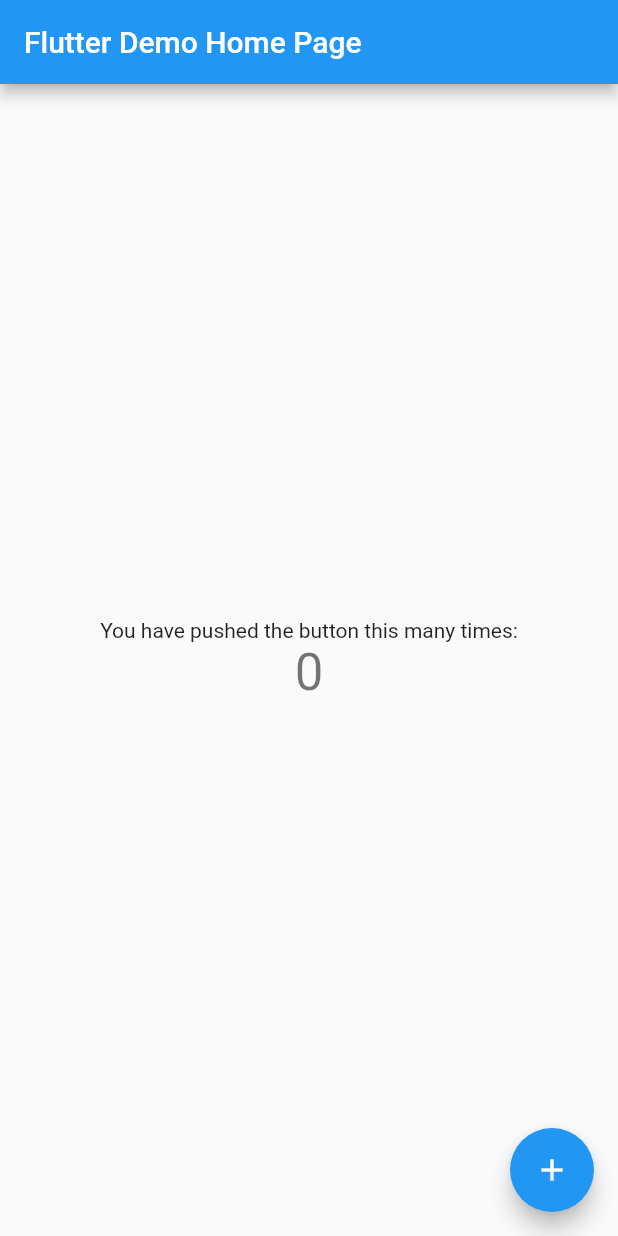
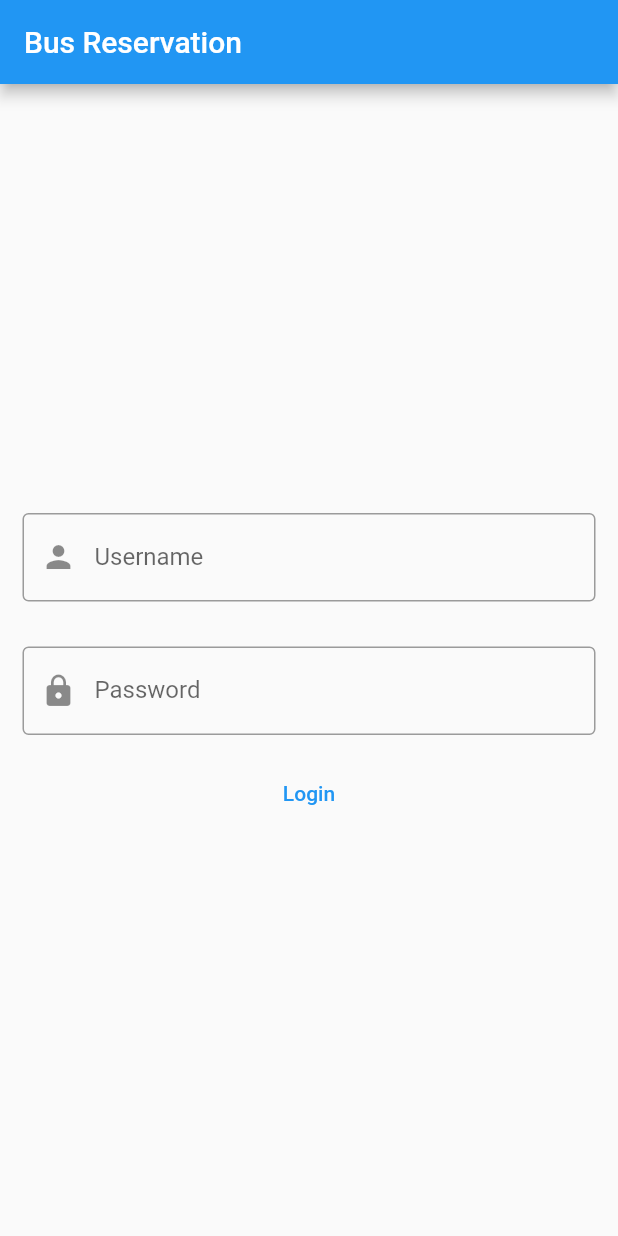
Before and after one commit to ketankp/BusReservation---Flutter, a Flutter app: the screen it shows after launch, on a phone screen of 412 x 824 dp. Run offline on Flutter 3.47's test engine with Material 2 defaults, Android fonts, the phone set to English and light mode, and no system bars.

Commit message:
Login Page created

```diff
--- /dev/null
+++ b/lib/constants/constants.dart
@@ -0,0 +1,3 @@
+class Constants {
+  static const String baseUrl = "http://192.168.0.107:8000/api/";
+}
--- a/lib/main.dart
+++ b/lib/main.dart
@@ -1,3 +1,4 @@
+import 'package:bus_reservation/screens/login_page.dart';
 import 'package:flutter/material.dart';
 
 void main() {
@@ -10,104 +11,7 @@
   Widget build(BuildContext context) {
     return MaterialApp(
       title: 'Flutter Demo',
-      theme: ThemeData(
-        // This is the theme of your application.
-        //
-        // Try running your application with "flutter run". You'll see the
-        // application has a blue toolbar. Then, without quitting the app, try
-        // changing the primarySwatch below to Colors.green and then invoke
-        // "hot reload" (press "r" in the console where you ran "flutter run",
-        // or simply save your changes to "hot reload" in a Flutter IDE).
-        // Notice that the counter didn't reset back to zero; the application
-        // is not restarted.
-        primarySwatch: Colors.blue,
-      ),
-      home: MyHomePage(title: 'Flutter Demo Home Page'),
+      home: LoginPage(),
     );
   }
 }
-
-class MyHomePage extends StatefulWidget {
-  MyHomePage({Key key, this.title}) : super(key: key);
-
-  // This widget is the home page of your application. It is stateful, meaning
-  // that it has a State object (defined below) that contains fields that affect
-  // how it looks.
-
-  // This class is the configuration for the state. It holds the values (in this
-  // case the title) provided by the parent (in this case the App widget) and
-  // used by the build method of the State. Fields in a Widget subclass are
-  // always marked "final".
-
-  final String title;
-
-  @override
-  _MyHomePageState createState() => _MyHomePageState();
-}
-
-class _MyHomePageState extends State<MyHomePage> {
-  int _counter = 0;
-
-  void _incrementCounter() {
-    setState(() {
-      // This call to setState tells the Flutter framework that something has
-      // changed in this State, which causes it to rerun the build method below
-      // so that the display can reflect the updated values. If we changed
-      // _counter without calling setState(), then the build method would not be
-      // called again, and so nothing would appear to happen.
-      _counter++;
-    });
-  }
-
-  @override
-  Widget build(BuildContext context) {
-    // This method is rerun every time setState is called, for instance as done
-    // by the _incrementCounter method above.
-    //
-    // The Flutter framework has been optimized to make rerunning build methods
-    // fast, so that you can just rebuild anything that needs updating rather
-    // than having to individually change instances of widgets.
-    return Scaffold(
-      appBar: AppBar(
-        // Here we take the value from the MyHomePage object that was created by
-        // the App.build method, and use it to set our appbar title.
-        title: Text(widget.title),
-      ),
-      body: Center(
-        // Center is a layout widget. It takes a single child and positions it
-        // in the middle of the parent.
-        child: Column(
-          // Column is also a layout widget. It takes a list of children and
-          // arranges them vertically. By default, it sizes itself to fit its
-          // children horizontally, and tries to be as tall as its parent.
-          //
-          // Invoke "debug painting" (press "p" in the console, choose the
-          // "Toggle Debug Paint" action from the Flutter Inspector in Android
-          // Studio, or the "Toggle Debug Paint" command in Visual Studio Code)
-          // to see the wireframe for each widget.
-          //
-          // Column has various properties to control how it sizes itself and
-          // how it positions its children. Here we use mainAxisAlignment to
-          // center the children vertically; the main axis here is the vertical
-          // axis because Columns are vertical (the cross axis would be
-          // horizontal).
-          mainAxisAlignment: MainAxisAlignment.center,
-          children: <Widget>[
-            Text(
-              'You have pushed the button this many times:',
-            ),
-            Text(
-              '$_counter',
-              style: Theme.of(context).textTheme.headline4,
-            ),
-          ],
-        ),
-      ),
-      floatingActionButton: FloatingActionButton(
-        onPressed: _incrementCounter,
-        tooltip: 'Increment',
-        child: Icon(Icons.add),
-      ), // This trailing comma makes auto-formatting nicer for build methods.
-    );
-  }
-}
--- /dev/null
+++ b/lib/screens/login_page.dart
@@ -0,0 +1,87 @@
+import 'package:flutter/material.dart';
+
+// ignore: must_be_immutable
+class LoginPage extends StatelessWidget {
+  TextEditingController _usernameTEC = new TextEditingController();
+  TextEditingController _passwordTEC = new TextEditingController();
+  GlobalKey<FormState> _formKey = new GlobalKey<FormState>();
+
+  void validateAndSave() {
+    if (_formKey.currentState.validate()) {
+      print("${_usernameTEC.text}");
+    }
+  }
+
+  @override
+  Widget build(BuildContext context) {
+    return Scaffold(
+      appBar: AppBar(
+        title: Text("Bus Reservation"),
+      ),
+      body: Form(
+        key: _formKey,
+        child: Column(
+          mainAxisAlignment: MainAxisAlignment.center,
+          children: <Widget>[
+            _userName(_usernameTEC),
+            _passWord(_passwordTEC),
+            TextButton(
+              onPressed: () {
+                validateAndSave();
+              },
+              child: Text("Login"),
+            ),
+          ],
+        ),
+      ),
+    );
+  }
+}
+
+Widget _userName(TextEditingController usernameTEC) {
+  return Padding(
+    padding: EdgeInsets.all(15.0),
+    child: TextFormField(
+      decoration: InputDecoration(
+        prefixIcon: Icon(Icons.person),
+        labelText: "Username",
+        hintText: "abc",
+        border: OutlineInputBorder(
+          borderSide: BorderSide(color: Colors.amber),
+        ),
+        labelStyle: TextStyle(),
+      ),
+      validator: (value) {
+        if (value.isEmpty) {
+          return "Enter Username";
+        }
+        return null;
+      },
+      controller: usernameTEC,
+    ),
+  );
+}
+
+Widget _passWord(TextEditingController passwordTEC) {
+  return Padding(
+    padding: EdgeInsets.all(15.0),
+    child: TextFormField(
+      decoration: InputDecoration(
+        prefixIcon: Icon(Icons.lock),
+        labelText: "Password",
+        border: OutlineInputBorder(
+          borderSide: BorderSide(color: Colors.amber),
+        ),
+        labelStyle: TextStyle(),
+      ),
+      validator: (value) {
+        if (value.isEmpty) {
+          return "Enter Password";
+        }
+        return null;
+      },
+      controller: passwordTEC,
+      obscureText: true,
+    ),
+  );
+}
--- /dev/null
+++ b/lib/utils/api_manager.dart
@@ -0,0 +1,9 @@
+import 'package:bus_reservation/constants/constants.dart';
+
+class Api {
+  final token = "";
+
+  Future<Null> doLogin() async {
+    Uri url = Uri.parse(Constants.baseUrl + "api-login/");
+  }
+}
--- a/pubspec.yaml
+++ b/pubspec.yaml
@@ -28,6 +28,7 @@
   # The following adds the Cupertino Icons font to your application.
   # Use with the CupertinoIcons class for iOS style icons.
   cupertino_icons: ^1.0.2
+  get: ^4.1.4
 
 dev_dependencies:
   flutter_test:
```
Also changed, not shown: pubspec.lock.
